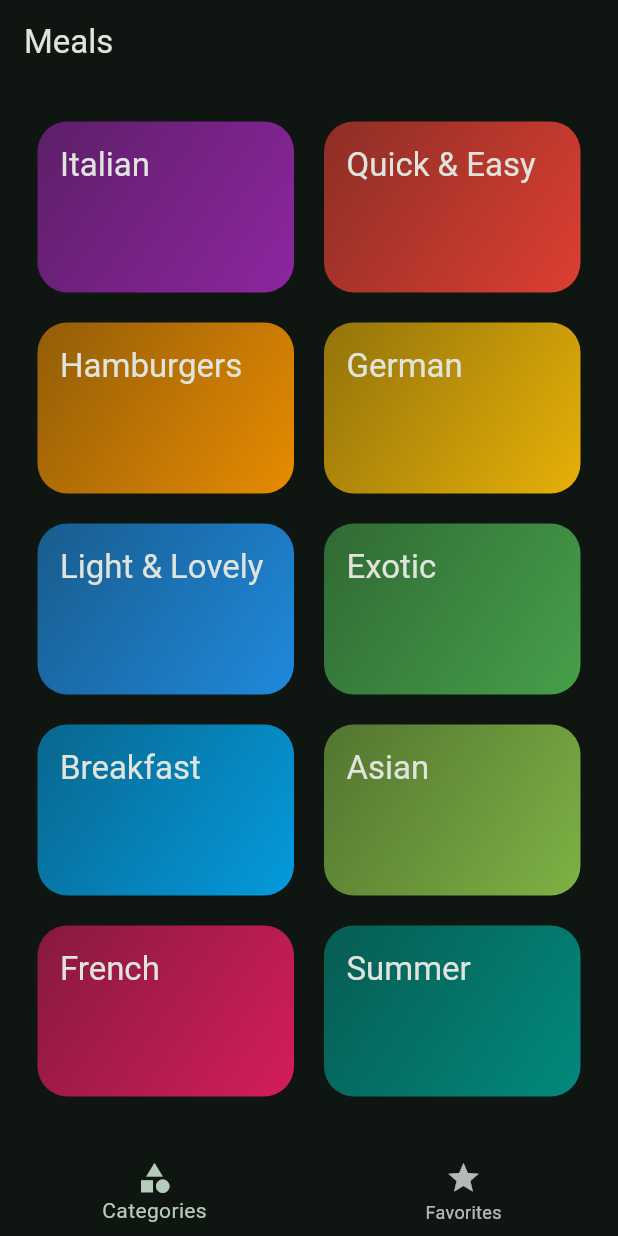
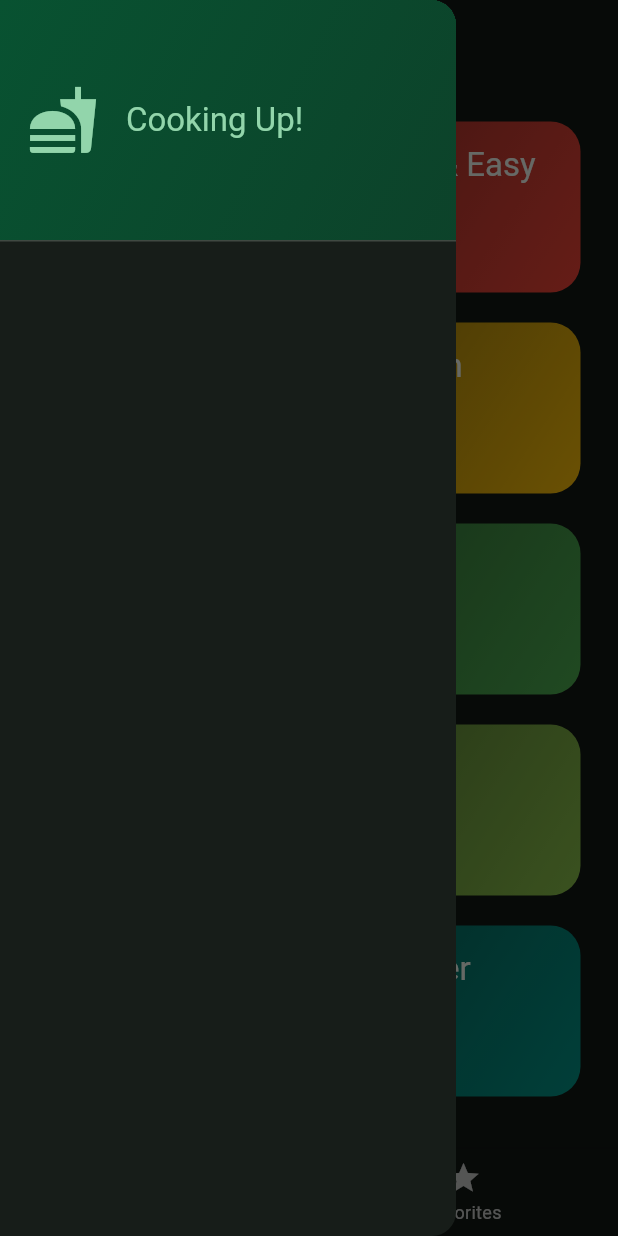
Before and after one commit to 4DeR99/Meals_app, a Flutter app: the screen it shows after launch, with the side drawer open (before the commit the screen has no drawer), on a phone screen of 412 x 824 dp. Run offline on Flutter 3.47's test engine with Material 3 defaults, Android fonts, the phone set to English and light mode, and no system bars; our stand-ins replace google_fonts, transparent_image.

Commit message:
feat: added a drawer for the main screen

```diff
--- a/lib/screens/tabs.dart
+++ b/lib/screens/tabs.dart
@@ -2,6 +2,7 @@ import 'package:flutter/material.dart';
 
 import 'package:meals_app/screens/categories.dart';
 import 'package:meals_app/screens/meals.dart';
+import 'package:meals_app/widgets/main_drawer.dart';
 
 class TabsScreen extends StatefulWidget {
   const TabsScreen({super.key});
@@ -15,14 +16,19 @@ class _TabsScreenState extends State<TabsScreen> {
 
   @override
   Widget build(BuildContext context) {
+    String title = 'Categories';
+
+    if (_selectedTabIndex == 1) title = 'Favorites';
+
     Widget body = const CategoriesScreen();
 
     if (_selectedTabIndex == 1) body = const MealsScreen(meals: []);
 
     return Scaffold(
       appBar: AppBar(
-        title: const Text('Meals'),
+        title: Text(title),
       ),
+      drawer: const MainDrawer(),
       body: body,
       bottomNavigationBar: BottomNavigationBar(
         onTap: (index) {
--- /dev/null
+++ b/lib/widgets/main_drawer.dart
@@ -0,0 +1,45 @@
+import 'package:flutter/material.dart';
+
+class MainDrawer extends StatelessWidget {
+  const MainDrawer({super.key});
+
+  @override
+  Widget build(BuildContext context) {
+    return Drawer(
+      child: Column(
+        children: [
+          DrawerHeader(
+            padding: const EdgeInsets.all(18),
+            decoration: BoxDecoration(
+              gradient: LinearGradient(
+                colors: [
+                  Theme.of(context).colorScheme.primaryContainer,
+                  Theme.of(context)
+                      .colorScheme
+                      .primaryContainer
+                      .withOpacity(0.7),
+                ],
+                begin: Alignment.topLeft,
+                end: Alignment.bottomRight,
+              ),
+            ),
+            child: Row(children: [
+              Icon(
+                Icons.fastfood,
+                size: 48,
+                color: Theme.of(context).colorScheme.primary,
+              ),
+              const SizedBox(width: 18),
+              Text(
+                'Cooking Up!',
+                style: Theme.of(context).textTheme.titleLarge!.copyWith(
+                      color: Theme.of(context).colorScheme.primary,
+                    ),
+              ),
+            ]),
+          ),
+        ],
+      ),
+    );
+  }
+}
```
